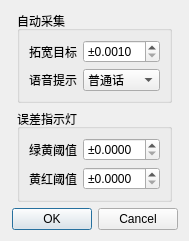
This is othersetting.ui in m-RNA/TemperatureSelfCorrectionBasedOnQtSerial as Qt 5 draws it before an edit. The edited form follows.
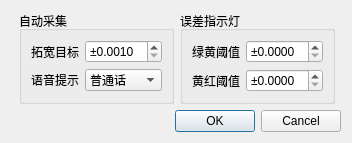
This is the edited form.

Commit message: 修正：微调界面，使其能显示全汉字

```diff
--- a/othersetting.ui
+++ b/othersetting.ui
@@ -6,40 +6,14 @@
    <rect>
     <x>0</x>
     <y>0</y>
-    <width>188</width>
-    <height>221</height>
+    <width>352</width>
+    <height>137</height>
    </rect>
   </property>
   <property name="windowTitle">
    <string>设置</string>
   </property>
   <layout class="QGridLayout" name="gridLayout_2">
-   <item row="0" column="1">
-    <spacer name="verticalSpacer">
-     <property name="orientation">
-      <enum>Qt::Vertical</enum>
-     </property>
-     <property name="sizeHint" stdset="0">
-      <size>
-       <width>20</width>
-       <height>1</height>
-      </size>
-     </property>
-    </spacer>
-   </item>
-   <item row="1" column="0">
-    <spacer name="horizontalSpacer">
-     <property name="orientation">
-      <enum>Qt::Horizontal</enum>
-     </property>
-     <property name="sizeHint" stdset="0">
-      <size>
-       <width>0</width>
-       <height>20</height>
-      </size>
-     </property>
-    </spacer>
-   </item>
    <item row="1" column="1">
     <widget class="QGroupBox" name="groupBox_2">
      <property name="title">
@@ -125,7 +99,20 @@
      </layout>
     </widget>
    </item>
-   <item row="2" column="1">
+   <item row="0" column="1">
+    <spacer name="verticalSpacer">
+     <property name="orientation">
+      <enum>Qt::Vertical</enum>
+     </property>
+     <property name="sizeHint" stdset="0">
+      <size>
+       <width>20</width>
+       <height>0</height>
+      </size>
+     </property>
+    </spacer>
+   </item>
+   <item row="1" column="2">
     <widget class="QGroupBox" name="groupBox">
      <property name="title">
       <string>误差指示灯</string>
@@ -180,19 +167,6 @@
      </layout>
     </widget>
    </item>
-   <item row="2" column="2">
-    <spacer name="horizontalSpacer_2">
-     <property name="orientation">
-      <enum>Qt::Horizontal</enum>
-     </property>
-     <property name="sizeHint" stdset="0">
-      <size>
-       <width>0</width>
-       <height>20</height>
-      </size>
-     </property>
-    </spacer>
-   </item>
    <item row="3" column="1">
     <spacer name="verticalSpacer_2">
      <property name="orientation">
@@ -201,12 +175,25 @@
      <property name="sizeHint" stdset="0">
       <size>
        <width>20</width>
-       <height>1</height>
+       <height>0</height>
       </size>
      </property>
     </spacer>
    </item>
-   <item row="4" column="0" colspan="3">
+   <item row="1" column="3">
+    <spacer name="horizontalSpacer_2">
+     <property name="orientation">
+      <enum>Qt::Horizontal</enum>
+     </property>
+     <property name="sizeHint" stdset="0">
+      <size>
+       <width>155</width>
+       <height>20</height>
+      </size>
+     </property>
+    </spacer>
+   </item>
+   <item row="4" column="0" colspan="4">
     <widget class="QDialogButtonBox" name="buttonBox">
      <property name="orientation">
       <enum>Qt::Horizontal</enum>
@@ -216,6 +203,19 @@
      </property>
     </widget>
    </item>
+   <item row="1" column="0">
+    <spacer name="horizontalSpacer">
+     <property name="orientation">
+      <enum>Qt::Horizontal</enum>
+     </property>
+     <property name="sizeHint" stdset="0">
+      <size>
+       <width>207</width>
+       <height>20</height>
+      </size>
+     </property>
+    </spacer>
+   </item>
   </layout>
  </widget>
  <resources/>
```
The commit also changes 3 other files.
